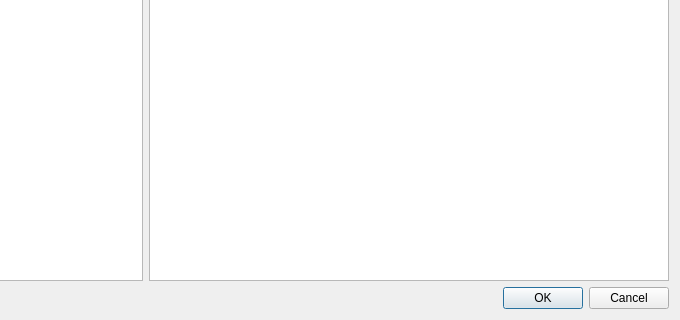
Qt form app/dlg_select_service.ui (ColinDuquesnoy/MellowPlayer) before a commit; both pictures show x 124 to 804 and y 186 to 506 of the 804 by 506 pixel window.
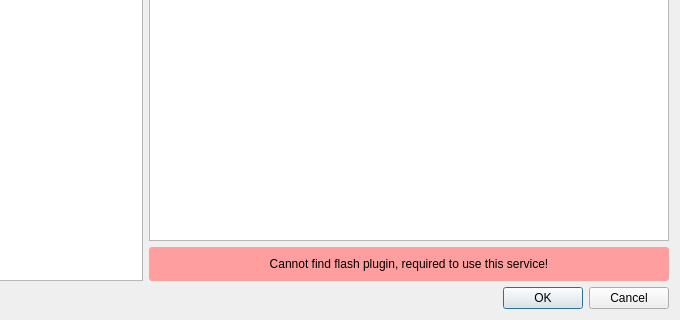
The same form after that commit.

```diff
--- a/app/dlg_select_service.ui
+++ b/app/dlg_select_service.ui
@@ -36,6 +36,11 @@
       </widget>
      </item>
      <item>
+      <layout class="QVBoxLayout" name="verticalLayout_2">
+       <property name="leftMargin">
+        <number>0</number>
+       </property>
+       <item>
       <widget class="QTextBrowser" name="textBrowser">
        <property name="sizePolicy">
         <sizepolicy hsizetype="Expanding" vsizetype="Expanding">
@@ -47,13 +52,30 @@
         <string>&lt;!DOCTYPE HTML PUBLIC &quot;-//W3C//DTD HTML 4.0//EN&quot; &quot;http://www.w3.org/TR/REC-html40/strict.dtd&quot;&gt;
 &lt;html&gt;&lt;head&gt;&lt;meta name=&quot;qrichtext&quot; content=&quot;1&quot; /&gt;&lt;style type=&quot;text/css&quot;&gt;
 p, li { white-space: pre-wrap; }
-&lt;/style&gt;&lt;/head&gt;&lt;body style=&quot; font-family:'Cantarell'; font-size:11pt; font-weight:400; font-style:normal;&quot;&gt;
-&lt;p style=&quot;-qt-paragraph-type:empty; margin-top:0px; margin-bottom:0px; margin-left:0px; margin-right:0px; -qt-block-indent:0; text-indent:0px; font-size:10pt;&quot;&gt;&lt;br /&gt;&lt;/p&gt;&lt;/body&gt;&lt;/html&gt;</string>
+&lt;/style&gt;&lt;/head&gt;&lt;body style=&quot; font-family:'Cantarell'; font-size:10pt; font-weight:400; font-style:normal;&quot;&gt;
+&lt;p style=&quot;-qt-paragraph-type:empty; margin-top:0px; margin-bottom:0px; margin-left:0px; margin-right:0px; -qt-block-indent:0; text-indent:0px;&quot;&gt;&lt;br /&gt;&lt;/p&gt;&lt;/body&gt;&lt;/html&gt;</string>
        </property>
        <property name="openExternalLinks">
         <bool>true</bool>
        </property>
       </widget>
+       </item>
+       <item>
+        <widget class="QLabel" name="labelFlash">
+         <property name="styleSheet">
+          <string notr="true">background-color: rgb(255, 158, 158);
+padding: 10px;
+border-radius: 3px;</string>
+         </property>
+         <property name="text">
+          <string>&lt;html&gt;&lt;head/&gt;&lt;body&gt;&lt;p align=&quot;center&quot;&gt;Cannot find flash plugin, required to use this service!&lt;/p&gt;&lt;/body&gt;&lt;/html&gt;</string>
+         </property>
+         <property name="alignment">
+          <set>Qt::AlignCenter</set>
+         </property>
+        </widget>
+       </item>
+      </layout>
      </item>
     </layout>
    </item>
```
Lines whose indentation alone changed are shown as unchanged.
